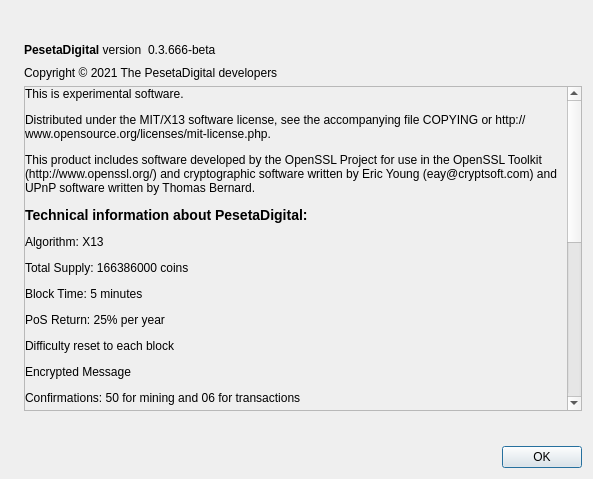
PesetaDigital/PesetaDigitalCore, file src/qt/forms/aboutdialog.ui: the form before one commit.
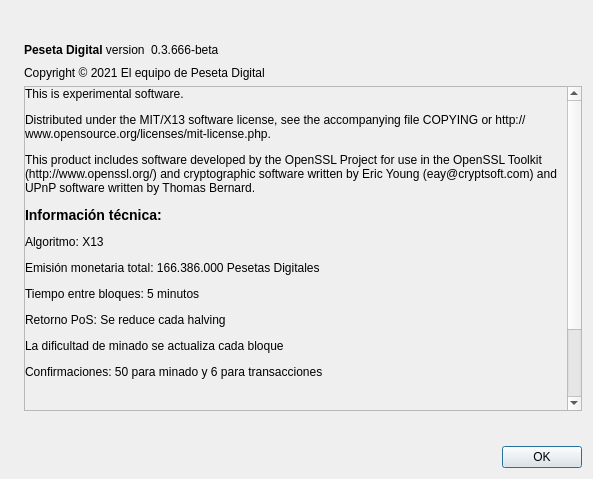
The form after the commit. Icons and pictures are not drawn.

```diff
--- a/src/qt/forms/aboutdialog.ui
+++ b/src/qt/forms/aboutdialog.ui
@@ -56,7 +56,7 @@
           <string notr="true">font: 75 14pt &quot;Century Gothic&quot;;</string>
          </property>
          <property name="text">
-          <string>&lt;b&gt;PesetaDigital&lt;/b&gt; version</string>
+          <string>&lt;b&gt;Peseta Digital&lt;/b&gt; version</string>
          </property>
          <property name="textInteractionFlags">
           <set>Qt::LinksAccessibleByMouse|Qt::TextSelectableByKeyboard|Qt::TextSelectableByMouse</set>
@@ -103,7 +103,7 @@
         <string notr="true">font: 10pt &quot;Century Gothic&quot;;</string>
        </property>
        <property name="text">
-        <string>Copyright © 2021 The PesetaDigital developers</string>
+        <string>Copyright © 2021 El equipo de Peseta Digital</string>
        </property>
        <property name="textInteractionFlags">
         <set>Qt::LinksAccessibleByMouse|Qt::TextSelectableByKeyboard|Qt::TextSelectableByMouse</set>
@@ -131,7 +131,7 @@
          <string notr="true">font: 08pt &quot;Century Gothic&quot;;</string>
         </property>
         <property name="text">
-         <string>&lt;html&gt;&lt;head/&gt;&lt;body&gt;&lt;p&gt;This is experimental software.&lt;/p&gt;&lt;p&gt;Distributed under the MIT/X13 software license, see the accompanying file COPYING or http://www.opensource.org/licenses/mit-license.php.&lt;/p&gt;&lt;p&gt;This product includes software developed by the OpenSSL Project for use in the OpenSSL Toolkit (http://www.openssl.org/) and cryptographic software written by Eric Young (eay@cryptsoft.com) and UPnP software written by Thomas Bernard.&lt;/p&gt;&lt;p&gt;&lt;span style=&quot; font-size:large; font-weight:600;&quot;&gt;Technical information about PesetaDigital:&lt;/span&gt;&lt;/p&gt;&lt;p&gt;Algorithm: X13&lt;/p&gt;&lt;p&gt;Total Supply: 166386000 coins&lt;/p&gt;&lt;p&gt;Block Time: 5 minutes &lt;/p&gt;&lt;p&gt;PoS Return: 25% per year&lt;/p&gt;&lt;p&gt;Difficulty reset to each block&lt;/p&gt;&lt;p&gt;Encrypted Message&lt;/p&gt;&lt;p&gt;Confirmations: 50 for mining and 06 for transactions&lt;/p&gt;&lt;p&gt;&lt;br/&gt;&lt;/p&gt;&lt;p&gt;🌎Website: &lt;a href=&quot; https://pesetadigital.com/&quot;&gt;&lt;span style=&quot; text-decoration: underline; color:#0000ff;&quot;&gt; https://pesetadigital.com/&lt;/span&gt;&lt;/a&gt;&lt;/p&gt;&lt;p&gt;🌎Block Explorer: &lt;a href=&quot; https://explorer.pesetadigital.com&quot;&gt;&lt;span style=&quot; text-decoration: underline; color:#0000ff;&quot;&gt; https://explorer.pesetadigital.com&lt;/span&gt;&lt;/a&gt;&lt;/p&gt;&lt;p&gt;💬Telegram: &lt;a href=&quot; https://t.me/joinchat/AAAAAEKf5_1-Yx1b2vYOaw&quot;&gt;&lt;span style=&quot; text-decoration: underline; color:#0000ff;&quot;&gt; https://t.me/joinchat/AAAAAEKf5_1-Yx1b2vYOaw&lt;/span&gt;&lt;/a&gt;&lt;/p&gt;&lt;p&gt;💬Slack: &lt;a href=&quot; Soon&quot;&gt;&lt;span style=&quot; text-decoration: underline; color:#0000ff;&quot;&gt; Soon&lt;/span&gt;&lt;/a&gt;&lt;/p&gt;&lt;p&gt;💬Facebook: &lt;a href=&quot;https://www.facebook.com/pesetadigitalofficial/&quot;&gt;&lt;span style=&quot; text-decoration: underline; color:#0000ff;&quot;&gt;https://www.facebook.com/pesetadigitalofficial/&lt;/span&gt;&lt;/a&gt;&lt;/p&gt;&lt;p&gt;💬Twitter: &lt;a href=&quot; https://twitter.com/pesetacoinofic&quot;&gt;&lt;span style=&quot; text-decoration: underline; color:#0000ff;&quot;&gt; https://twitter.com/pesetacoinofic&lt;/span&gt;&lt;/a&gt;&lt;/p&gt;&lt;p&gt;💬Discord: &lt;a href=&quot; Soon&quot;&gt;&lt;span style=&quot; text-decoration: underline; color:#0000ff;&quot;&gt; Soon&lt;/span&gt;&lt;/a&gt;&lt;/p&gt;&lt;p&gt;📣 BTCTalk: &lt;a href=&quot; https://bitcointalk.org/index.php?topic=1809867.0&quot;&gt;&lt;span style=&quot; text-decoration: underline; color:#0000ff;&quot;&gt; https://bitcointalk.org/index.php?topic=1809867.0&lt;/span&gt;&lt;/a&gt;&lt;/p&gt;&lt;p&gt;🖥 GitHub: &lt;a href=&quot; https://github.com/FundacionPesetacoin/&quot;&gt;&lt;span style=&quot; text-decoration: underline; color:#0000ff;&quot;&gt; https://github.com/FundacionPesetacoin/&lt;/span&gt;&lt;/a&gt;&lt;/p&gt;&lt;p&gt;📊Trello: &lt;a href=&quot; Soon&quot;&gt;&lt;span style=&quot; text-decoration: underline; color:#0000ff;&quot;&gt; Soon&lt;/span&gt;&lt;/a&gt;&lt;/p&gt;&lt;p&gt;✉️E-mail: pesetadigital@gmail.com&lt;/p&gt;&lt;/body&gt;&lt;/html&gt;</string>
+        <string>&lt;html&gt;&lt;head/&gt;&lt;body&gt;&lt;p&gt;This is experimental software.&lt;/p&gt;&lt;p&gt;Distributed under the MIT/X13 software license, see the accompanying file COPYING or http://www.opensource.org/licenses/mit-license.php.&lt;/p&gt;&lt;p&gt;This product includes software developed by the OpenSSL Project for use in the OpenSSL Toolkit (http://www.openssl.org/) and cryptographic software written by Eric Young (eay@cryptsoft.com) and UPnP software written by Thomas Bernard.&lt;/p&gt;&lt;p&gt;&lt;span style=&quot; font-size:large; font-weight:600;&quot;&gt;Información técnica:&lt;/span&gt;&lt;/p&gt;&lt;p&gt;Algoritmo: X13&lt;/p&gt;&lt;p&gt;Emisión monetaria total: 166.386.000 Pesetas Digitales&lt;/p&gt;&lt;p&gt;Tiempo entre bloques: 5 minutos &lt;/p&gt;&lt;p&gt;Retorno PoS: Se reduce cada halving &lt;/p&gt;&lt;p&gt;La dificultad de minado se actualiza cada bloque&lt;/p&gt;&lt;p&gt;Confirmaciones: 50 para minado y 6 para transacciones&lt;/p&gt;&lt;p&gt;&lt;br/&gt;&lt;/p&gt;&lt;p&gt;🌎Website: &lt;a href=&quot; https://pesetadigital.es/&quot;&gt;&lt;span style=&quot; text-decoration: underline; color:#0000ff;&quot;&gt; https://pesetadigital.es/&lt;/span&gt;&lt;/a&gt;&lt;/p&gt;&lt;p&gt;💬Telegram: &lt;a href=&quot; https://t.me/Pesetacoin&quot;&gt;&lt;span style=&quot; text-decoration: underline; color:#0000ff;&quot;&gt; https://t.me/Pesetacoin&lt;/span&gt;&lt;/a&gt;&lt;/p&gt;&lt;p&gt;/body&gt;&lt;/html&gt;</string>
         </property>
         <property name="wordWrap">
          <bool>true</bool>
```
Left out of the diff: 2 changed lines with no effect on the pictures.
